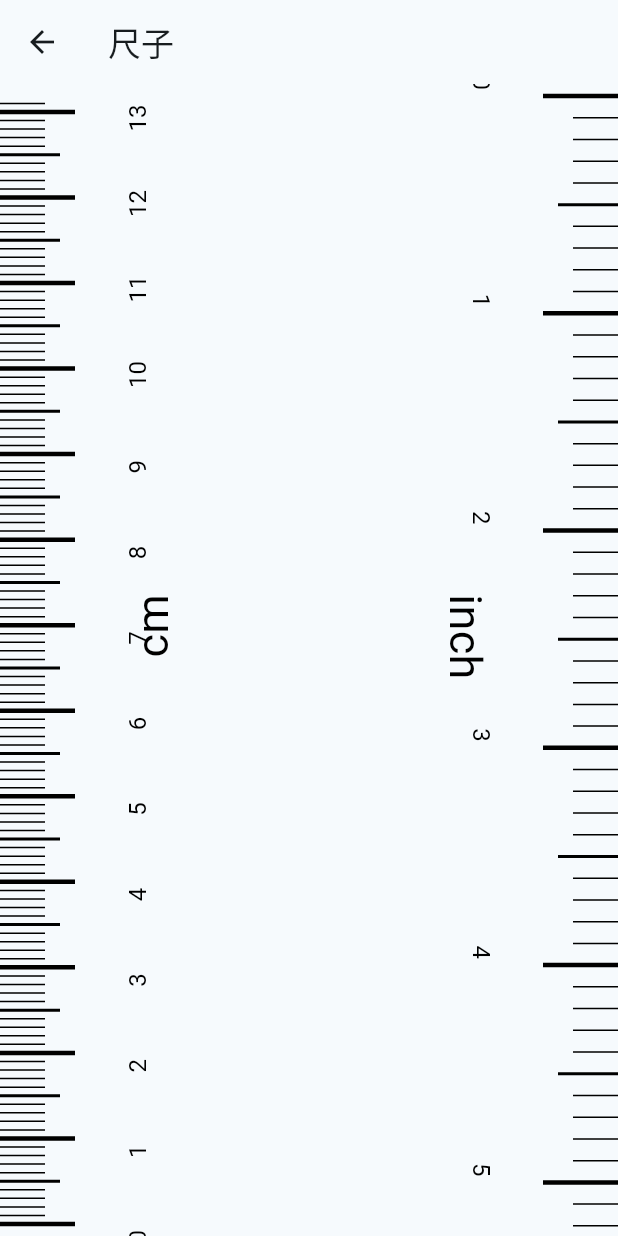
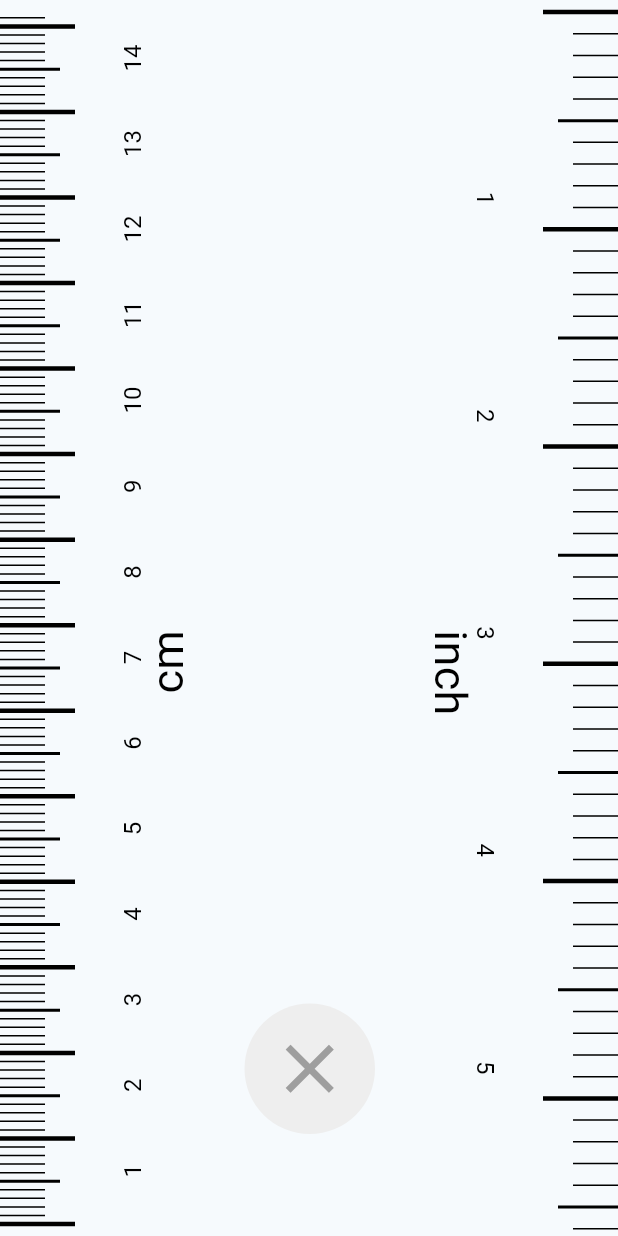
Before and after one commit to lintex/cabbbage, a Flutter app: the RulerPage screen opened directly, on a phone screen of 412 x 824 dp. Run offline on Flutter 3.47's test engine with Material 3 defaults, Android fonts, the light colour scheme and no system bars; our stand-ins replace flutter_slidable, get, get_storage, isar, timeline_tile; accounts and stored records are empty; generated files the repository leaves out were written again.

Commit message:
尺子全屏，隐藏信号栏

```diff
--- a/lib/pages/ruler_page.dart
+++ b/lib/pages/ruler_page.dart
@@ -1,11 +1,17 @@
 import 'dart:math';
 import 'package:flutter/material.dart';
+import 'package:flutter/services.dart';
+import 'package:get/get.dart';
 
 class RulerPage extends StatelessWidget {
   const RulerPage({super.key});
 
   @override
   Widget build(BuildContext context) {
+    // 下面这段代码用来隐藏顶部信号栏
+    // WidgetsFlutterBinding.ensureInitialized();
+    // SystemChrome.setEnabledSystemUIMode(SystemUiMode.immersive);
+    SystemChrome.setEnabledSystemUIMode(SystemUiMode.manual, overlays: []);
     //获取屏幕尺寸。单位dp
     double height = MediaQuery.of(context).size.height;
     double width = MediaQuery.of(context).size.width;
@@ -17,7 +23,6 @@ class RulerPage extends StatelessWidget {
     double dppmm = sqrt(height * height + width * width) / screenInches / 25.4;
 
     return Scaffold(
-        appBar: AppBar(title: const Text("尺子")),
         body: Padding(
       padding: const EdgeInsets.only(top: 8, bottom: 8),
       child: Stack(
@@ -45,8 +50,8 @@ class RulerPage extends StatelessWidget {
           ),
           // 显示 cm 两个字母
           Positioned(
-                left: 80,
-                top: (height - 160) / 2,
+            left: 90,
+            top: height / 2,
             child: const RotatedBox(
               quarterTurns: 3,
               child: Text("cm",
@@ -55,12 +60,28 @@ class RulerPage extends StatelessWidget {
           ),
           // 显示 inch 字样
           Positioned(
-                right: 80,
-                top: (height - 160) / 2,
+            right: 90,
+            top: height / 2,
             child: const RotatedBox(
               quarterTurns: 1,
               child: Text("inch",
                   style: TextStyle(fontSize: 30, color: Colors.black)),
+            ),
+          ),
+          Positioned(
+            left: width / 2 - 43.5,
+            bottom: 60,
+            child: MaterialButton(
+              elevation: 0,
+              onPressed: () => Get.back(),
+              color: Colors.grey[200],
+              textColor: Colors.grey,
+              padding: const EdgeInsets.all(16),
+              shape: const CircleBorder(),
+              child: const Icon(
+                Icons.close,
+                size: 55,
+              ),
             ),
           ),
         ],
@@ -80,20 +101,29 @@ class MyNumCustomPainter extends CustomPainter {
   void paint(Canvas canvas, Size size) {
     int i = 0;
     while (i * mmGap < size.height) {
-      drawNum(i, canvas, size);
+      TextPainter numPainter = TextPainter(
+          text: TextSpan(
+              text: "${i ~/ 10}",
+              style: const TextStyle(fontSize: 16, color: Colors.black)),
+          textDirection: TextDirection.ltr,
+          textAlign: TextAlign.center);
+      if (i >= 100) {
+        drawNum2(numPainter, i, canvas, size);
+      } else {
+        drawNum(numPainter, i, canvas, size);
+      }
       i = i + 10;
     }
   }
 
-  void drawNum(int i, Canvas canvas, Size size) {
-    var numPainter = TextPainter(
-        text: TextSpan(
-            text: "${i ~/ 10}",
-            style: const TextStyle(fontSize: 16, color: Colors.black)),
-        textDirection: TextDirection.ltr,
-        textAlign: TextAlign.left);
+  void drawNum(TextPainter numPainter, int i, Canvas canvas, Size size) {
     numPainter.layout();
-    numPainter.paint(canvas, Offset(i * mmGap - 183, size.width - 160));
+    numPainter.paint(canvas, Offset(i * mmGap - 224, size.width - 135));
+  }
+
+  void drawNum2(TextPainter numPainter, int i, Canvas canvas, Size size) {
+    numPainter.layout();
+    numPainter.paint(canvas, Offset(i * mmGap - 228, size.width - 135));
   }
 
   @override
@@ -123,7 +153,7 @@ class MyNumCustomPainter2 extends CustomPainter {
       textDirection: TextDirection.ltr,
     );
     numPainter.layout();
-    numPainter.paint(canvas, Offset(i * inchGap - 183, size.width - 160));
+    numPainter.paint(canvas, Offset(i * inchGap - 223, size.width - 135));
   }
 
   @override
```
Also changed, not shown: lib/components/my_app_bar.dart (+4 -4 lines). Lines whose indentation alone changed are shown as unchanged.
